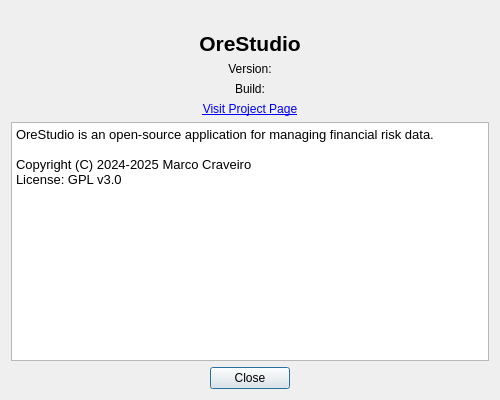
Old version of the form projects/ores.qt/AboutDialog.ui in the repository OreStudio/OreStudio.
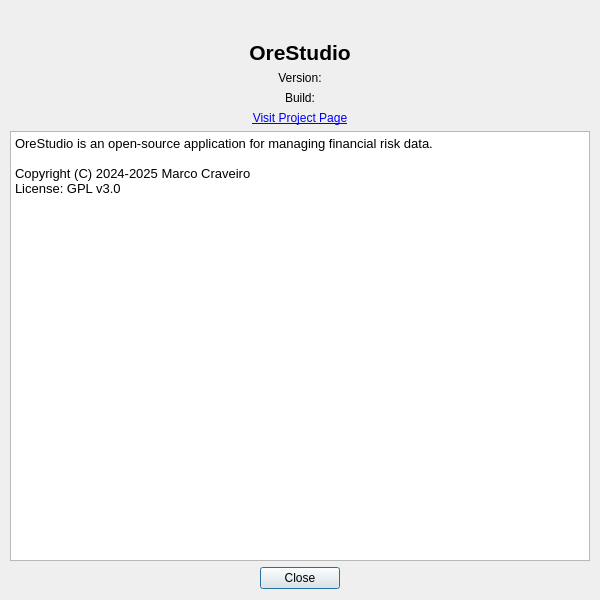
New version of the form. Icons and pictures are not drawn.

Commit message: [qt] Fix image resizing issues in about dialog

```diff
--- a/projects/ores.qt/AboutDialog.ui
+++ b/projects/ores.qt/AboutDialog.ui
@@ -6,8 +6,8 @@
    <rect>
     <x>0</x>
     <y>0</y>
-    <width>500</width>
-    <height>400</height>
+    <width>600</width>
+    <height>600</height>
    </rect>
   </property>
   <property name="windowTitle">
@@ -20,7 +20,16 @@
    <bool>true</bool>
   </property>
   <layout class="QVBoxLayout" name="verticalLayout">
-   <item alignment="Qt::AlignHCenter">
+   <property name="leftMargin">
+    <number>0</number>
+   </property>
+   <property name="topMargin">
+    <number>0</number>
+   </property>
+   <property name="rightMargin">
+    <number>0</number>
+   </property>
+   <item>
     <widget class="QLabel" name="logoLabel">
      <property name="text">
       <string/>
@@ -31,22 +40,26 @@
      <property name="scaledContents">
       <bool>true</bool>
      </property>
-     <property name="maximumSize">
+     <property name="alignment">
+      <set>Qt::AlignCenter</set>
+     </property>
+    </widget>
+   </item>
+   <item>
+    <spacer name="verticalSpacer">
+     <property name="orientation">
+      <enum>Qt::Vertical</enum>
+     </property>
+     <property name="sizeType">
+      <enum>QSizePolicy::Fixed</enum>
+     </property>
+     <property name="sizeHint" stdset="0">
       <size>
-       <width>578</width>
-       <height>194</height>
+       <width>20</width>
+       <height>20</height>
       </size>
      </property>
-     <property name="alignment">
-      <set>Qt::AlignCenter</set>
-     </property>
-     <property name="sizePolicy">
-      <sizepolicy hsizetype="Preferred" vsizetype="Preferred">
-       <horstretch>0</horstretch>
-       <verstretch>0</verstretch>
-      </sizepolicy>
-     </property>
-    </widget>
+    </spacer>
    </item>
    <item>
     <widget class="QLabel" name="titleLabel">
@@ -62,6 +75,9 @@
      <property name="alignment">
       <set>Qt::AlignCenter</set>
      </property>
+     <property name="margin">
+      <number>10</number>
+     </property>
     </widget>
    </item>
    <item>
@@ -72,6 +88,9 @@
      <property name="alignment">
       <set>Qt::AlignCenter</set>
      </property>
+     <property name="margin">
+      <number>10</number>
+     </property>
     </widget>
    </item>
    <item>
@@ -82,6 +101,9 @@
      <property name="alignment">
       <set>Qt::AlignCenter</set>
      </property>
+     <property name="margin">
+      <number>10</number>
+     </property>
     </widget>
    </item>
    <item>
@@ -95,10 +117,31 @@
      <property name="openExternalLinks">
       <bool>true</bool>
      </property>
+     <property name="margin">
+      <number>10</number>
+     </property>
     </widget>
    </item>
    <item>
-    <widget class="QTextBrowser" name="descriptionText">
+    <layout class="QHBoxLayout" name="horizontalLayout">
+     <item>
+      <spacer name="horizontalSpacer_left">
+       <property name="orientation">
+        <enum>Qt::Horizontal</enum>
+       </property>
+       <property name="sizeType">
+        <enum>QSizePolicy::Fixed</enum>
+       </property>
+       <property name="sizeHint" stdset="0">
+        <size>
+         <width>10</width>
+         <height>20</height>
+        </size>
+       </property>
+      </spacer>
+     </item>
+     <item>
+      <widget class="QTextBrowser" name="descriptionText">
      <property name="html">
       <string>&lt;!DOCTYPE HTML PUBLIC &quot;-//W3C//DTD HTML 4.0//EN&quot; &quot;http://www.w3.org/TR/REC-html40/strict.dtd&quot;&gt;
 &lt;html&gt;&lt;head&gt;&lt;meta name=&quot;qrichtext&quot; content=&quot;1&quot; /&gt;&lt;style type=&quot;text/css&quot;&gt;
@@ -115,10 +158,46 @@
      <property name="textInteractionFlags">
       <set>Qt::TextBrowserInteraction</set>
      </property>
-    </widget>
+      </widget>
+     </item>
+     <item>
+      <spacer name="horizontalSpacer_right">
+       <property name="orientation">
+        <enum>Qt::Horizontal</enum>
+       </property>
+       <property name="sizeType">
+        <enum>QSizePolicy::Fixed</enum>
+       </property>
+       <property name="sizeHint" stdset="0">
+        <size>
+         <width>10</width>
+         <height>20</height>
+        </size>
+       </property>
+      </spacer>
+     </item>
+    </layout>
    </item>
    <item>
-    <widget class="QDialogButtonBox" name="buttonBox">
+    <layout class="QHBoxLayout" name="horizontalLayout_2">
+     <item>
+      <spacer name="horizontalSpacer_left_2">
+       <property name="orientation">
+        <enum>Qt::Horizontal</enum>
+       </property>
+       <property name="sizeType">
+        <enum>QSizePolicy::Fixed</enum>
+       </property>
+       <property name="sizeHint" stdset="0">
+        <size>
+         <width>10</width>
+         <height>20</height>
+        </size>
+       </property>
+      </spacer>
+     </item>
+     <item>
+      <widget class="QDialogButtonBox" name="buttonBox">
      <property name="orientation">
       <enum>Qt::Horizontal</enum>
      </property>
@@ -128,7 +207,25 @@
      <property name="centerButtons">
       <bool>true</bool>
      </property>
-    </widget>
+      </widget>
+     </item>
+     <item>
+      <spacer name="horizontalSpacer_right_2">
+       <property name="orientation">
+        <enum>Qt::Horizontal</enum>
+       </property>
+       <property name="sizeType">
+        <enum>QSizePolicy::Fixed</enum>
+       </property>
+       <property name="sizeHint" stdset="0">
+        <size>
+         <width>10</width>
+         <height>20</height>
+        </size>
+       </property>
+      </spacer>
+     </item>
+    </layout>
    </item>
   </layout>
  </widget>
```
Left out of the diff: 2 changed lines with no effect on the pictures. The commit also changes 1 other file.
